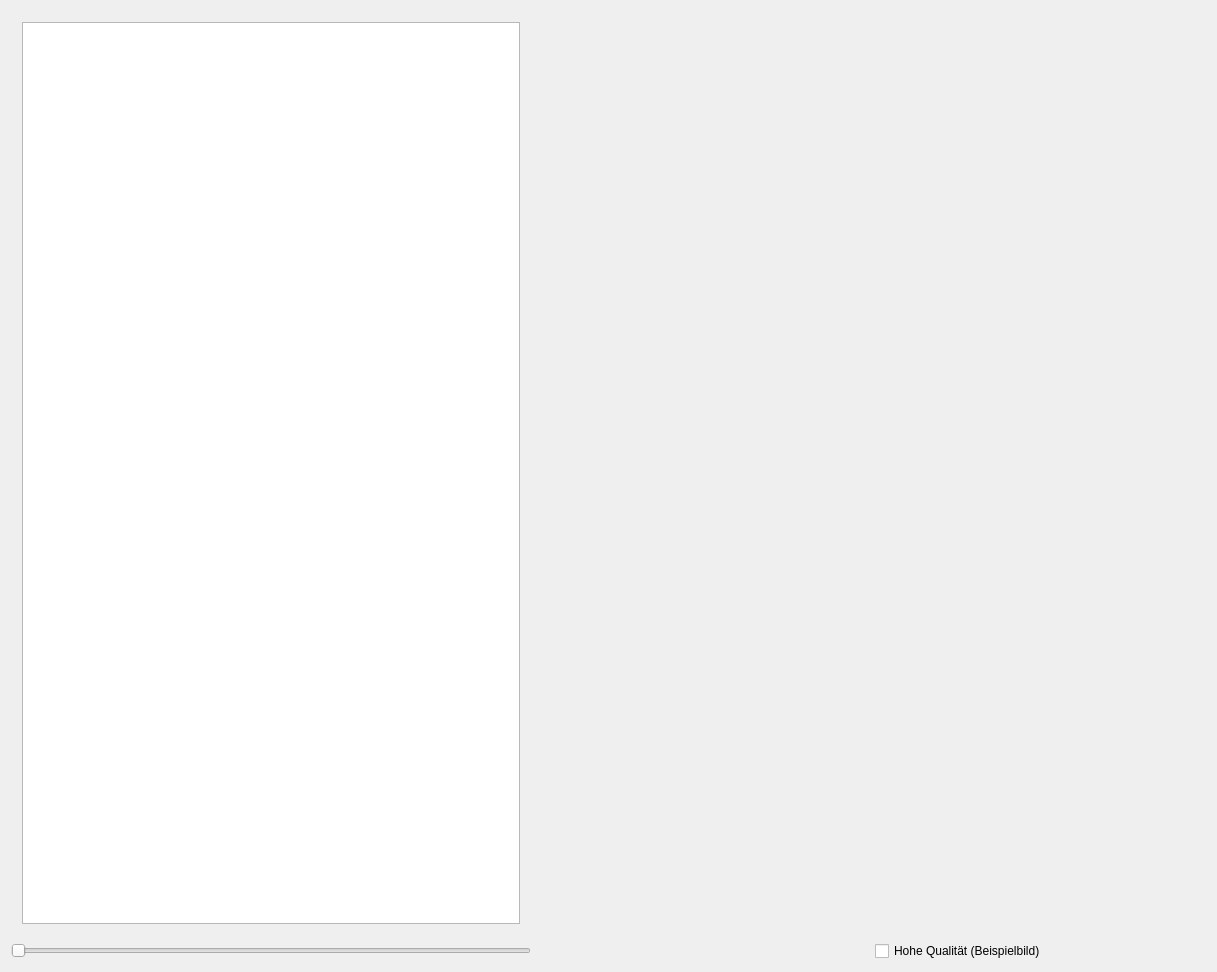
Qt form mainwindow.ui (ifaoe/2014-10-Bird-View) before a commit.
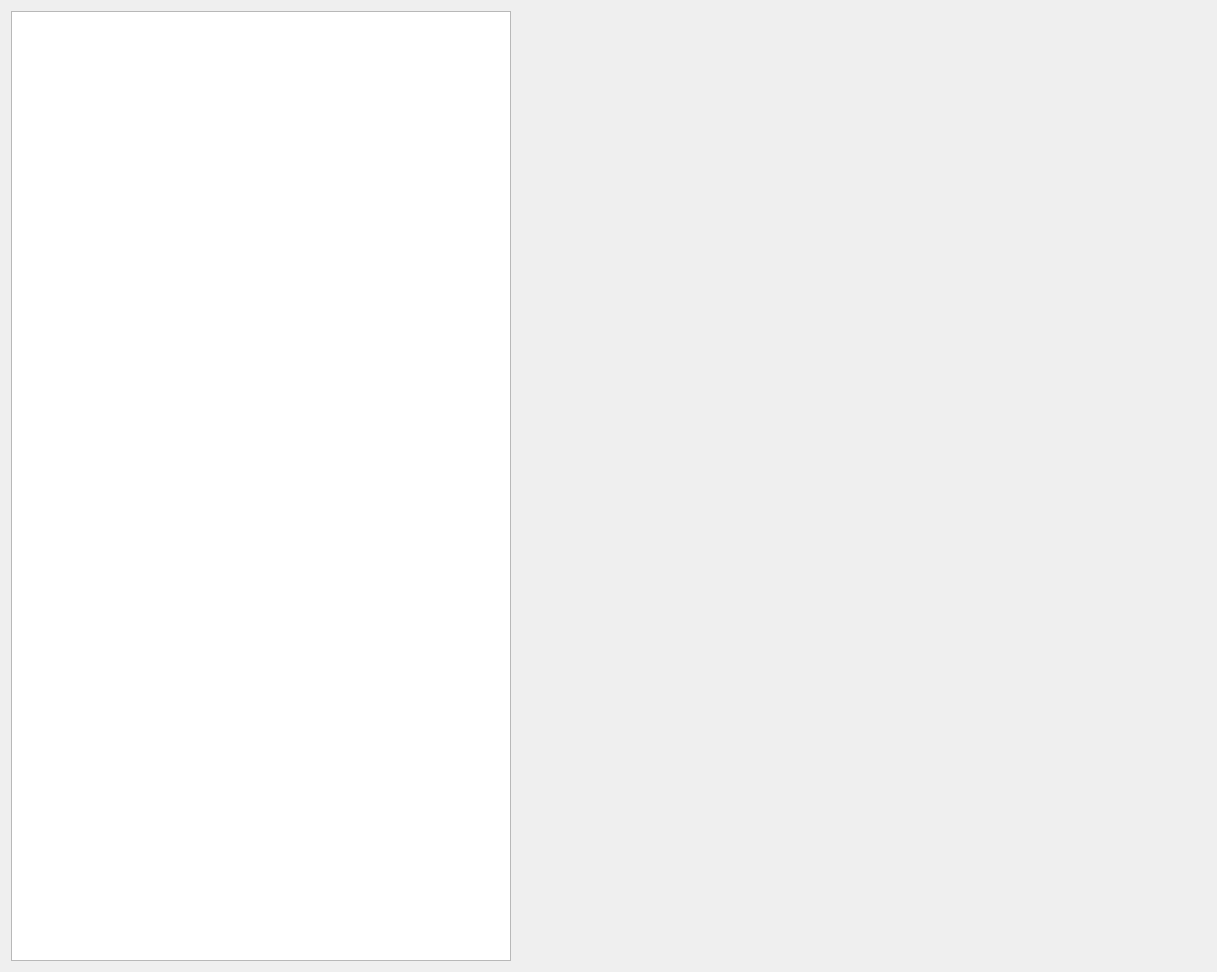
The same form after that commit.

Commit message: Graphics widget.

The edit to the form file:
```diff
--- a/mainwindow.ui
+++ b/mainwindow.ui
@@ -23,8 +23,8 @@
    <property name="layoutDirection">
     <enum>Qt::LeftToRight</enum>
    </property>
-   <layout class="QGridLayout" name="gridLayout_3">
-    <item row="0" column="1" rowspan="2" colspan="2">
+   <layout class="QGridLayout" name="gridLayout">
+    <item row="0" column="1">
      <widget class="QWidget" name="wdgImg" native="true">
       <property name="sizePolicy">
        <sizepolicy hsizetype="Expanding" vsizetype="Expanding">
@@ -40,88 +40,34 @@
       </property>
      </widget>
     </item>
-    <item row="0" column="0" rowspan="2">
-     <widget class="QScrollArea" name="scrollArea">
-      <property name="sizePolicy">
-       <sizepolicy hsizetype="Fixed" vsizetype="Expanding">
-        <horstretch>0</horstretch>
-        <verstretch>0</verstretch>
-       </sizepolicy>
-      </property>
+    <item row="0" column="0">
+     <widget class="QTreeWidget" name="wdgFrameTree">
       <property name="minimumSize">
        <size>
-        <width>520</width>
+        <width>500</width>
         <height>0</height>
        </size>
       </property>
-      <property name="frameShape">
-       <enum>QFrame::NoFrame</enum>
+      <property name="maximumSize">
+       <size>
+        <width>500</width>
+        <height>16777215</height>
+       </size>
       </property>
-      <property name="frameShadow">
-       <enum>QFrame::Plain</enum>
+      <property name="editTriggers">
+       <set>QAbstractItemView::NoEditTriggers</set>
       </property>
-      <property name="horizontalScrollBarPolicy">
-       <enum>Qt::ScrollBarAlwaysOff</enum>
+      <property name="rootIsDecorated">
+       <bool>false</bool>
       </property>
-      <property name="widgetResizable">
-       <bool>true</bool>
-      </property>
-      <widget class="QWidget" name="scrollAreaWidgetContents">
-       <property name="geometry">
-        <rect>
-         <x>0</x>
-         <y>0</y>
-         <width>520</width>
-         <height>922</height>
-        </rect>
+      <attribute name="headerVisible">
+       <bool>false</bool>
+      </attribute>
+      <column>
+       <property name="text">
+        <string notr="true">1</string>
        </property>
-       <layout class="QVBoxLayout" name="verticalLayout">
-        <item>
-         <widget class="QTreeWidget" name="wdgFrameTree">
-          <property name="editTriggers">
-           <set>QAbstractItemView::NoEditTriggers</set>
-          </property>
-          <property name="rootIsDecorated">
-           <bool>false</bool>
-          </property>
-          <attribute name="headerVisible">
-           <bool>false</bool>
-          </attribute>
-          <column>
-           <property name="text">
-            <string notr="true">1</string>
-           </property>
-          </column>
-         </widget>
-        </item>
-       </layout>
-      </widget>
-     </widget>
-    </item>
-    <item row="2" column="2">
-     <widget class="QCheckBox" name="chbImgQuality">
-      <property name="text">
-       <string>Hohe Qualität (Beispielbild)</string>
-      </property>
-     </widget>
-    </item>
-    <item row="2" column="0">
-     <widget class="QSlider" name="sldBrightness">
-      <property name="sizePolicy">
-       <sizepolicy hsizetype="Fixed" vsizetype="Fixed">
-        <horstretch>0</horstretch>
-        <verstretch>0</verstretch>
-       </sizepolicy>
-      </property>
-      <property name="minimumSize">
-       <size>
-        <width>520</width>
-        <height>0</height>
-       </size>
-      </property>
-      <property name="orientation">
-       <enum>Qt::Horizontal</enum>
-      </property>
+      </column>
      </widget>
     </item>
    </layout>
```
The commit also changes 6 other files.
